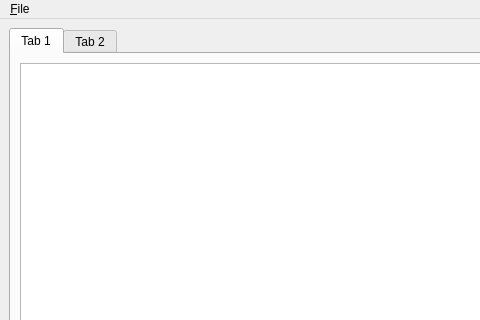
ZeeD/pay-viewer, file pdf2xls/resources/mainui.ui: the form before one commit; both pictures show x 0 to 480 and y 0 to 320 of the 800 by 600 pixel window.
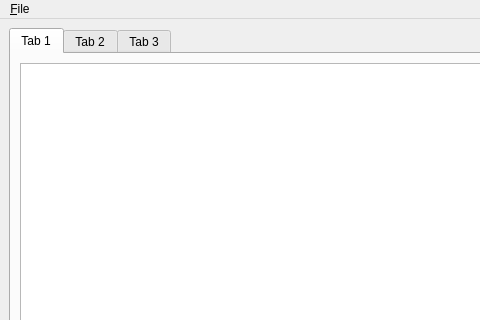
The form after the commit.

What changed in the file:
```diff
--- a/pdf2xls/resources/mainui.ui
+++ b/pdf2xls/resources/mainui.ui
@@ -75,6 +75,12 @@
        <attribute name="title">
         <string>Tab 2</string>
        </attribute>
+       <layout class="QGridLayout" name="gridLayout_2"/>
+      </widget>
+      <widget class="QWidget" name="tab_3">
+       <attribute name="title">
+        <string>Tab 3</string>
+       </attribute>
        <layout class="QGridLayout" name="gridLayout_3"/>
       </widget>
      </widget>
```
Left out of the diff: 4 changed lines with no effect on the pictures.
